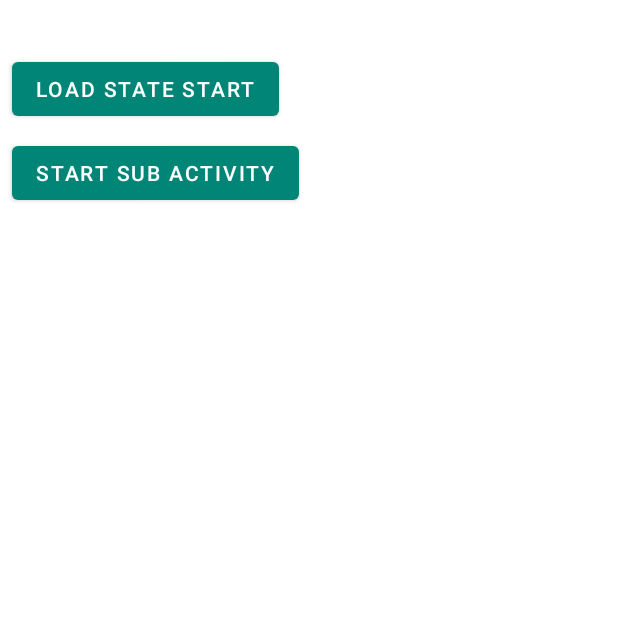
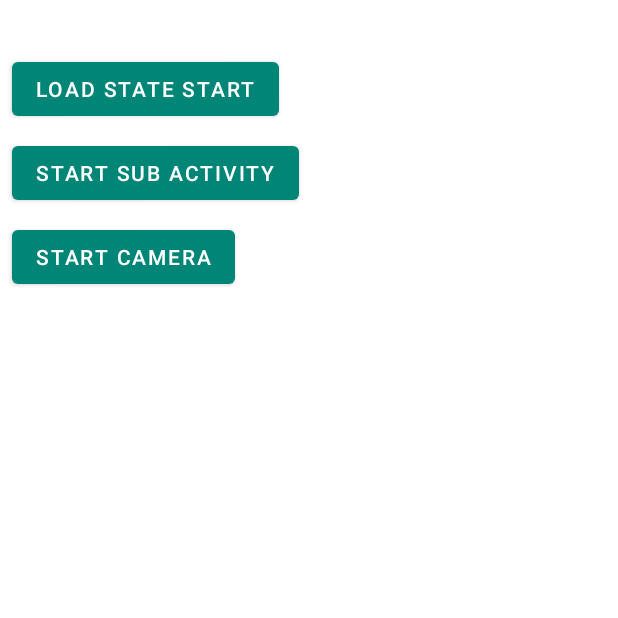
Before and after one commit to ikemura23/Android-Kotlin-Lab, an Android app: the screen it shows after launch (MainActivity), on a phone screen of 412 x 824 dp, the top half of it. Run offline under Robolectric (Android 15) with nearby library versions, the phone set to English and light mode, and no system bars; our stand-ins replace data binding; pictures from the network do not load.

Commit message:
CameraをActivity化した

```diff
--- a/app/src/main/AndroidManifest.xml
+++ b/app/src/main/AndroidManifest.xml
@@ -16,10 +16,12 @@
         android:supportsRtl="true"
         android:theme="@style/AppTheme"
         >
+        <activity android:name=".camera.CameraActivity" />
         <meta-data
             android:name="com.google.firebase.ml.vision.DEPENDENCIES"
             android:value="ocr"
             />
+
         <activity android:name=".main.MainActivity">
             <intent-filter>
                 <action android:name="android.intent.action.MAIN" />
--- a/app/src/main/java/com/ikemura/android_kotlin_lab/main/MainFragment.kt
+++ b/app/src/main/java/com/ikemura/android_kotlin_lab/main/MainFragment.kt
@@ -1,5 +1,6 @@
 package com.ikemura.android_kotlin_lab.main
 
+import android.content.Intent
 import android.os.Bundle
 import android.util.Log
 import android.view.View
@@ -7,6 +8,7 @@ import android.widget.Toast
 import androidx.fragment.app.Fragment
 import com.ikemura.android_kotlin_lab.R
 import com.ikemura.android_kotlin_lab.bindings
+import com.ikemura.android_kotlin_lab.camera.CameraActivity
 import com.ikemura.android_kotlin_lab.databinding.MainFragmentBinding
 import com.ikemura.android_kotlin_lab.extention.observeEvent
 import com.ikemura.android_kotlin_lab.sub.SubActivity
@@ -35,6 +37,9 @@ class MainFragment : Fragment(R.layout.main_fragment) {
             it.activityButton.setOnClickListener {
                 navigateSubActivity()
             }
+            it.cameraButton.setOnClickListener {
+                navigateCamera()
+            }
         }
         // ViewModelの設定
         viewModel.state.observeEvent(this, this::onNavigate)
@@ -43,6 +48,10 @@ class MainFragment : Fragment(R.layout.main_fragment) {
     private fun navigateSubActivity() {
         // subLauncher.launch(Unit)
         subSealedLauncher.launch(SubActivity.SubActivitySealedResultContract.InputMyType.Type2)
+    }
+
+    private fun navigateCamera() {
+        startActivity(Intent(requireContext(), CameraActivity::class.java))
     }
 
     private fun onNavigate(state: ScreenState) {
--- a/app/src/main/res/layout/main_fragment.xml
+++ b/app/src/main/res/layout/main_fragment.xml
@@ -54,5 +54,16 @@
             app:layout_constraintStart_toStartOf="parent"
             app:layout_constraintTop_toBottomOf="@+id/state_button"
             />
+
+        <Button
+            android:id="@+id/camera_button"
+            android:layout_width="wrap_content"
+            android:layout_height="wrap_content"
+            android:layout_gravity="center"
+            android:layout_margin="8dp"
+            android:text="START CAMERA"
+            app:layout_constraintStart_toStartOf="parent"
+            app:layout_constraintTop_toBottomOf="@+id/activity_button"
+            />
     </androidx.constraintlayout.widget.ConstraintLayout>
 </layout>
```
Also changed, not shown: app/src/main/java/com/ikemura/android_kotlin_lab/camera/CameraActivity.kt (added, +16 -0 lines), app/src/main/res/layout/camera_activity.xml (added, +9 -0 lines).
